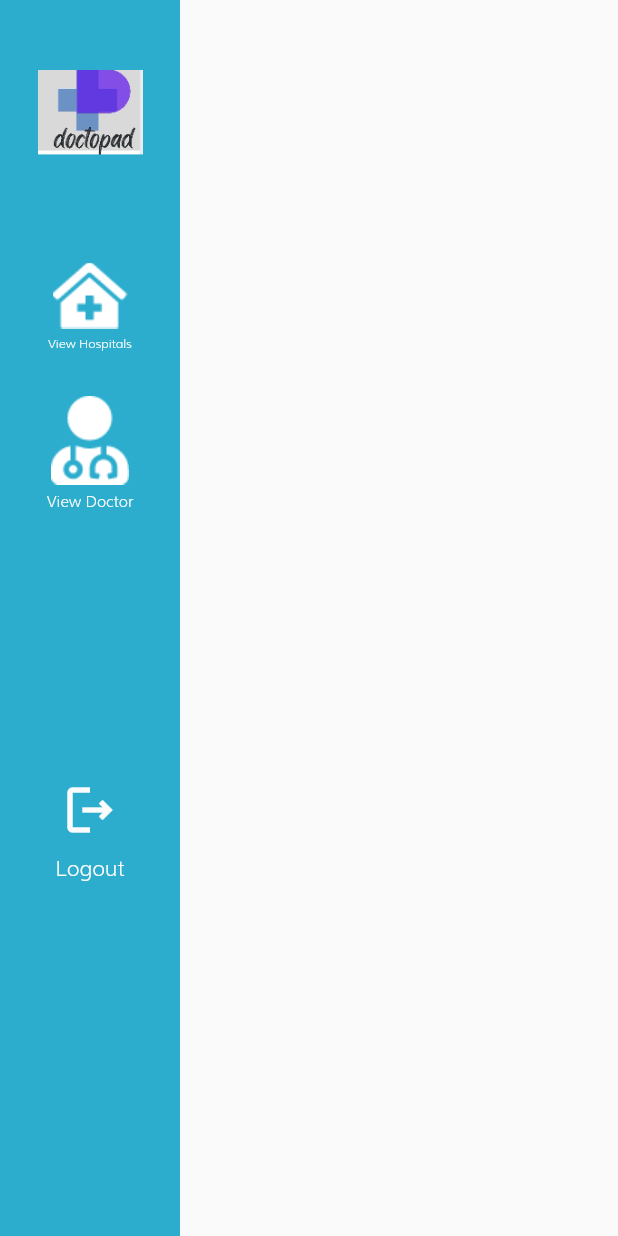
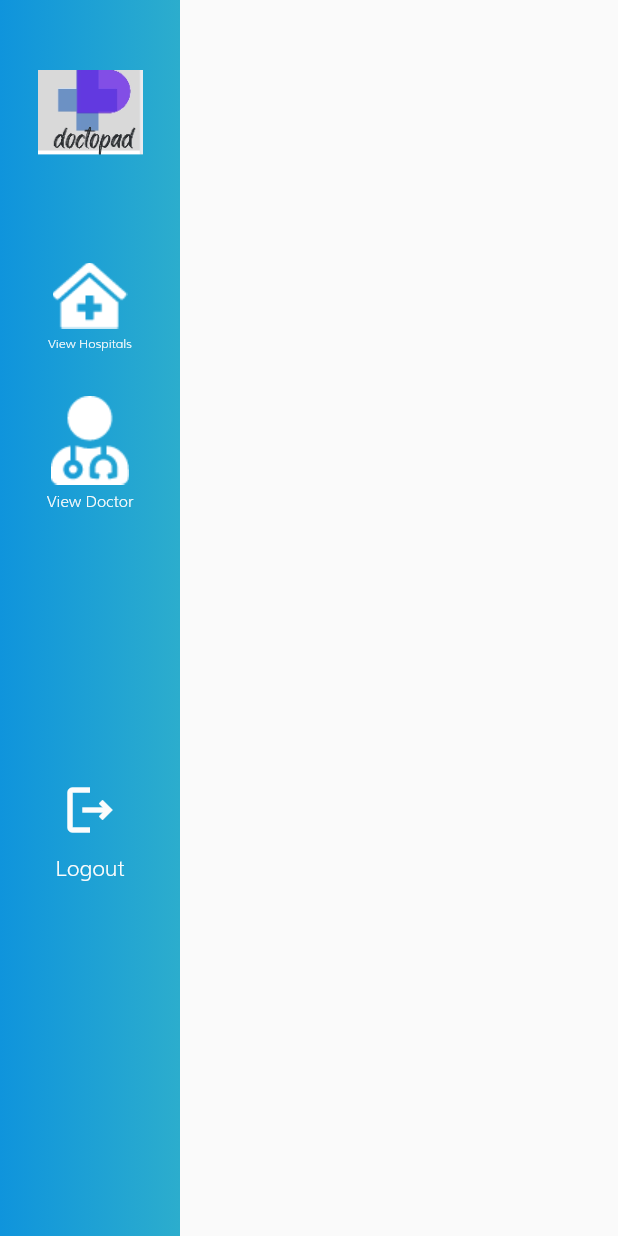
Before and after one commit to maheshmobileApp/doctorPadWeb, a Flutter app: the SidepanelWidgets widget shown alone on an empty page, opened directly, on a phone screen of 412 x 824 dp. Run offline on Flutter 3.47's test engine with Material 2 defaults, Android fonts, the phone set to English and light mode, and no system bars; our stand-ins replace cloud_firestore, dio, firebase_core, firebase_database, firebase_messaging, flutter_easyloading and 5 more; accounts and stored records are empty; network calls fail.

Commit message:
changes1

```diff
--- a/lib/res/app_colors.dart
+++ b/lib/res/app_colors.dart
@@ -15,6 +15,7 @@ class AppColors {
   static const Color color7 = Color.fromRGBO(0, 147, 233, 0.16);
   static const Color color8 = Color.fromRGBO(0, 0, 0, 0.09);
   static const Color color9 = Color.fromRGBO(19, 151, 219, 0.06);
+  static const Color color10 = Color.fromRGBO(15, 148, 220, 1);
 
 
 
--- a/lib/res/components/sidepanel_widgets/sidepanel_widgets.dart
+++ b/lib/res/components/sidepanel_widgets/sidepanel_widgets.dart
@@ -13,11 +13,21 @@ class SidepanelWidgets extends StatelessWidget {
      Container(
         // height:  MediaQuery.of(context).size.height/0.1,
         // width:  MediaQuery.of(context).size.width/12,
+        // decoration: BoxDecoration(
+        //      gradient: LinearGradient(
+        //             begin: Alignment.topLeft,
+        //             end: Alignment.topRight,
+        //             colors: [
+        //           AppColors.backgroundcolori,
+        //           AppColors.backgroundcolor
+        //         ])
+        // ),
       width: 120,
       height: 1080,
       alignment: Alignment.topLeft,
       padding: EdgeInsets.all(25),
       child: Column(
+
         children: [
           LogoWidget(),
           Padding(padding:EdgeInsets.all(25),),
@@ -54,7 +64,16 @@ class SidepanelWidgets extends StatelessWidget {
           Text('Logout', style: TextStyle(color:AppColors.color1,fontFamily: 'Muli'),),
         ],
       ),
-      color: AppColors.backgroundcolor
+     // color: AppColors.backgroundcolor
+        decoration: BoxDecoration(
+             gradient: LinearGradient(
+                    begin: Alignment.topLeft,
+                    end: Alignment.topRight,
+                    colors: [
+                  AppColors.color10,
+                  AppColors.backgroundcolor
+                ])
+        ),
        );
   }
 }
--- a/lib/view/add_doctor_successfully/add_doctor_successfully.dart
+++ b/lib/view/add_doctor_successfully/add_doctor_successfully.dart
@@ -36,7 +36,7 @@ class AddDoctorSuccessfully extends StatelessWidget {
                   Padding(padding: EdgeInsets.all(10)),
                   AppButton(text:'Back',color:  AppColors.color1,
                       myEdgeInsets: EdgeInsets.symmetric(horizontal: 50,vertical: 10),
-                      primaryColor:  AppColors.backgroundcolor,
+                      primaryColor:  AppColors.backgroundcolori,
                       onPressed: () {
                         context.go(RoutesList.doctorWebView);
                       }
--- a/lib/view/add_hospital_successfully/add_hospital_successfully.dart
+++ b/lib/view/add_hospital_successfully/add_hospital_successfully.dart
@@ -1,3 +1,4 @@
+import 'package:cgg_base_project/res/app_colors.dart';
 import 'package:flutter/cupertino.dart';
 import 'package:flutter/material.dart';
 import 'package:go_router/go_router.dart';
@@ -34,7 +35,7 @@ class AddHospitalSuccessfully extends StatelessWidget {
                   Padding(padding: EdgeInsets.all(10)),
                   AppButton(text:'Back',color: Color(0xffFFFFFF),
                       myEdgeInsets: EdgeInsets.symmetric(horizontal: 50,vertical: 10),
-                      primaryColor: Color(0xff1397DB),
+                      primaryColor: AppColors.backgroundcolori,
                       onPressed: () {
                         context.go(RoutesList.hospitalView);
                       }
--- a/lib/view_model/hospital_viewmodel.dart
+++ b/lib/view_model/hospital_viewmodel.dart
@@ -1,3 +1,4 @@
+import 'package:cgg_base_project/model/hospital_details/add_hospital.dart';
 import 'package:cgg_base_project/model/hospital_details/get_all_hospital.dart';
 import 'package:cgg_base_project/res/components/toast.dart';
 import 'package:flutter/material.dart';
@@ -21,6 +22,8 @@ class GetAllHospitalViewModel with ChangeNotifier {
   }
 
   final _addHospitalRepository = HospitalRepository();
+  // AddHospital? addHospital;
+
   Future<void> addHospital(
     BuildContext context,
     String? createdBy,
```
Also changed, not shown: lib/res/components/option_widgets/option_widgets.dart (+7 -5 lines), lib/view/add_hospital/add_hospital.dart (+16 -5 lines), lib/view/doctor_details/doctor_details.dart (+9 -1 lines), lib/view/hospital__details/hospital_details.dart (+9 -1 lines).
